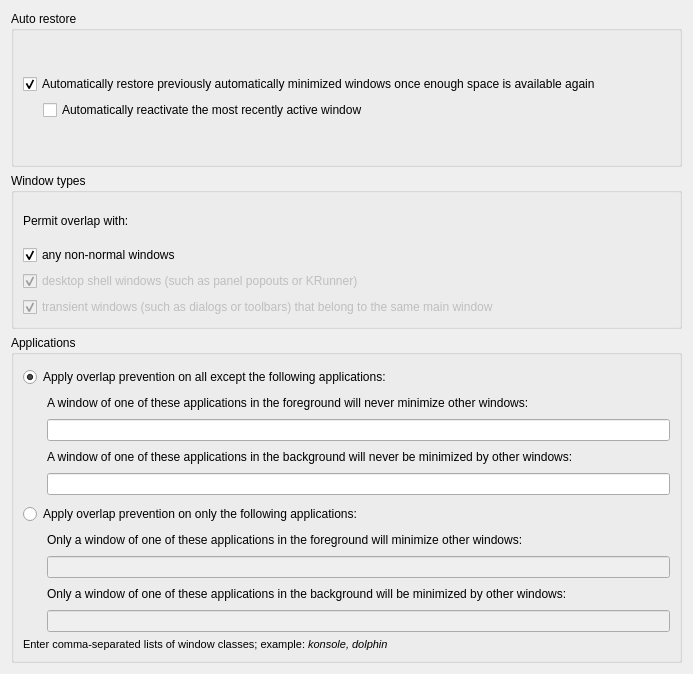
Old version of the form contents/ui/config.ui in the repository nclarius/floating-tiles.
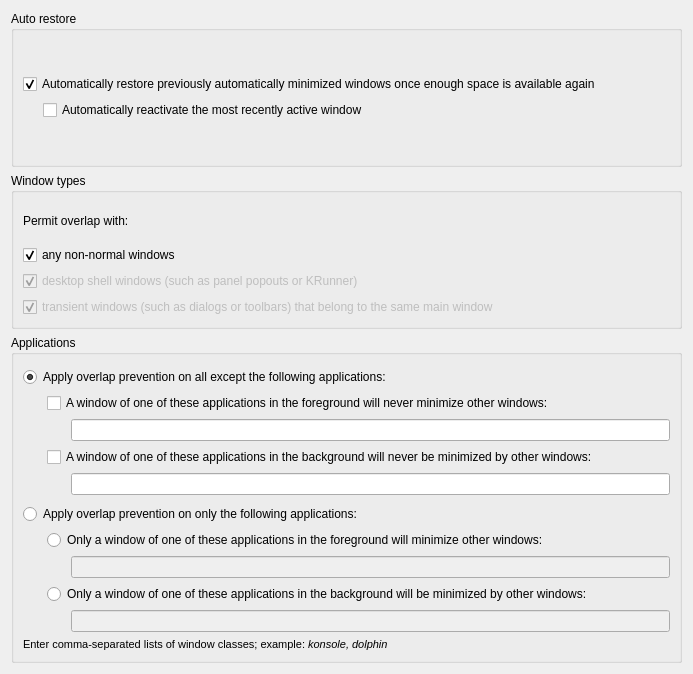
New version of the form.

Commit message: fix include/exclude lists not correctly applied; port metadata to json  fix formatting error in changelog bbcode; minor refactoring

Diff of the .ui file:
```diff
--- a/contents/ui/config.ui
+++ b/contents/ui/config.ui
@@ -175,7 +175,7 @@
              </spacer>
             </item>
             <item>
-             <widget class="QLabel" name="label_excludedAppsForeground">
+             <widget class="QCheckBox" name="kcfg_excludeForeground">
               <property name="text">
                <string>A window of one of these applications in the foreground will never minimize other windows:</string>
               </property>
@@ -201,6 +201,22 @@
               </property>
              </spacer>
             </item>
+            <item>
+             <spacer name="horizontalSpacer_10">
+              <property name="orientation">
+               <enum>Qt::Horizontal</enum>
+              </property>
+              <property name="sizeType">
+               <enum>QSizePolicy::Fixed</enum>
+              </property>
+              <property name="sizeHint" stdset="0">
+               <size>
+                <width>24</width>
+                <height>20</height>
+               </size>
+              </property>
+             </spacer>
+            </item>
             <item>
              <widget class="QLineEdit" name="kcfg_excludedAppsForeground">
               <property name="text">
@@ -229,7 +245,7 @@
              </spacer>
             </item>
             <item>
-             <widget class="QLabel" name="label_excludedAppsBackground">
+             <widget class="QCheckBox" name="kcfg_excludeBackground">
               <property name="text">
                <string>A window of one of these applications in the background will never be minimized by other windows:</string>
               </property>
@@ -255,6 +271,22 @@
               </property>
              </spacer>
             </item>
+            <item>
+             <spacer name="horizontalSpacer_11">
+              <property name="orientation">
+               <enum>Qt::Horizontal</enum>
+              </property>
+              <property name="sizeType">
+               <enum>QSizePolicy::Fixed</enum>
+              </property>
+              <property name="sizeHint" stdset="0">
+               <size>
+                <width>24</width>
+                <height>20</height>
+               </size>
+              </property>
+             </spacer>
+            </item>
             <item>
              <widget class="QLineEdit" name="kcfg_excludedAppsBackground"/>
             </item>
@@ -302,7 +334,7 @@
              </spacer>
             </item>
             <item>
-             <widget class="QLabel" name="label_includedAppsForeground">
+             <widget class="QRadioButton" name="kcfg_includeForeground">
               <property name="text">
                <string>Only a window of one of these applications in the foreground will minimize other windows:</string>
               </property>
@@ -328,6 +360,22 @@
               </property>
              </spacer>
             </item>
+            <item>
+             <spacer name="horizontalSpacer_12">
+              <property name="orientation">
+               <enum>Qt::Horizontal</enum>
+              </property>
+              <property name="sizeType">
+               <enum>QSizePolicy::Fixed</enum>
+              </property>
+              <property name="sizeHint" stdset="0">
+               <size>
+                <width>24</width>
+                <height>20</height>
+               </size>
+              </property>
+             </spacer>
+            </item>
             <item>
              <widget class="QLineEdit" name="kcfg_includedAppsForeground">
               <property name="enabled">
@@ -356,7 +404,7 @@
              </spacer>
             </item>
             <item>
-             <widget class="QLabel" name="label_includedAppsBackground">
+             <widget class="QRadioButton" name="kcfg_includeBackground">
               <property name="text">
                <string>Only a window of one of these applications in the background will be minimized by other windows:</string>
               </property>
@@ -382,6 +430,22 @@
               </property>
              </spacer>
             </item>
+            <item>
+             <spacer name="horizontalSpacer_13">
+              <property name="orientation">
+               <enum>Qt::Horizontal</enum>
+              </property>
+              <property name="sizeType">
+               <enum>QSizePolicy::Fixed</enum>
+              </property>
+              <property name="sizeHint" stdset="0">
+               <size>
+                <width>24</width>
+                <height>20</height>
+               </size>
+              </property>
+             </spacer>
+            </item>
             <item>
              <widget class="QLineEdit" name="kcfg_includedAppsBackground">
               <property name="enabled">
```
Left out of the diff: 124 changed lines with no effect on the pictures. The commit also changes 11 other files.
